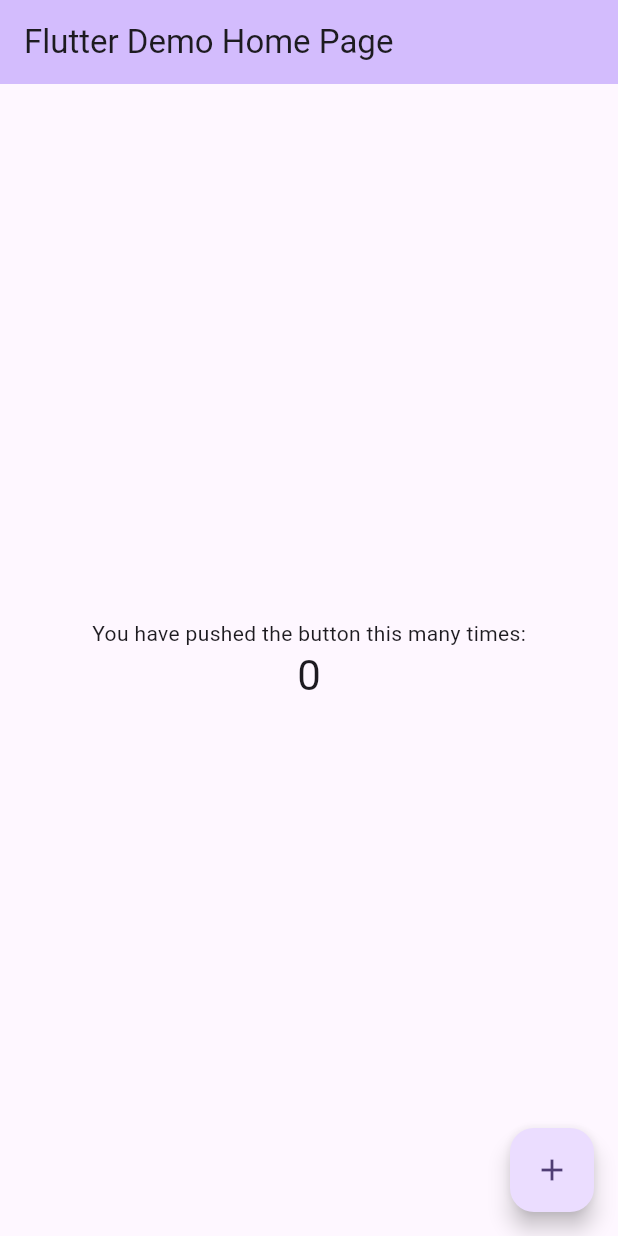
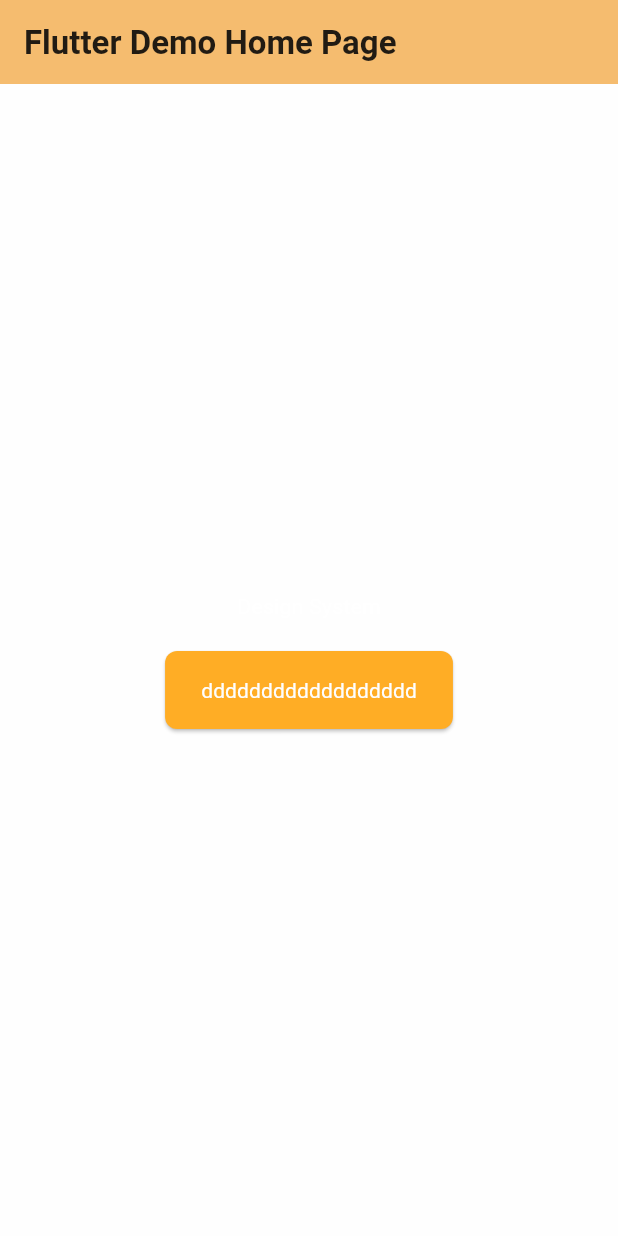
Before and after one commit to aofattaporn/IngreNote, a Flutter app: the screen it shows after launch, on a phone screen of 412 x 824 dp. Run offline on Flutter 3.47's test engine with Material 3 defaults, Android fonts, the phone set to English and light mode, and no system bars.

Commit message:
feat: add base design_system

```diff
--- a/apps/ingre_note_app/lib/main.dart
+++ b/apps/ingre_note_app/lib/main.dart
@@ -1,4 +1,6 @@
 import 'package:flutter/material.dart';
+import 'package:ingre_note_design_system/components/buttons/bw_button.dart';
+import 'package:ingre_note_design_system/theme/app_theme.dart';
 
 void main() {
   runApp(const MyApp());
@@ -12,24 +14,7 @@ class MyApp extends StatelessWidget {
   Widget build(BuildContext context) {
     return MaterialApp(
       title: 'Flutter Demo',
-      theme: ThemeData(
-        // This is the theme of your application.
-        //
-        // TRY THIS: Try running your application with "flutter run". You'll see
-        // the application has a purple toolbar. Then, without quitting the app,
-        // try changing the seedColor in the colorScheme below to Colors.green
-        // and then invoke "hot reload" (save your changes or press the "hot
-        // reload" button in a Flutter-supported IDE, or press "r" if you used
-        // the command line to start the app).
-        //
-        // Notice that the counter didn't reset back to zero; the application
-        // state is not lost during the reload. To reset the state, use hot
-        // restart instead.
-        //
-        // This works for code too, not just values: Most code changes can be
-        // tested with just a hot reload.
-        colorScheme: ColorScheme.fromSeed(seedColor: Colors.deepPurple),
-      ),
+      theme: INTheme.light(),
       home: const MyHomePage(title: 'Flutter Demo Home Page'),
     );
   }
@@ -37,16 +22,6 @@ class MyApp extends StatelessWidget {
 
 class MyHomePage extends StatefulWidget {
   const MyHomePage({super.key, required this.title});
-
-  // This widget is the home page of your application. It is stateful, meaning
-  // that it has a State object (defined below) that contains fields that affect
-  // how it looks.
-
-  // This class is the configuration for the state. It holds the values (in this
-  // case the title) provided by the parent (in this case the App widget) and
-  // used by the build method of the State. Fields in a Widget subclass are
-  // always marked "final".
-
   final String title;
 
   @override
@@ -54,69 +29,23 @@ class MyHomePage extends StatefulWidget {
 }
 
 class _MyHomePageState extends State<MyHomePage> {
-  int _counter = 0;
-
-  void _incrementCounter() {
-    setState(() {
-      // This call to setState tells the Flutter framework that something has
-      // changed in this State, which causes it to rerun the build method below
-      // so that the display can reflect the updated values. If we changed
-      // _counter without calling setState(), then the build method would not be
-      // called again, and so nothing would appear to happen.
-      _counter++;
-    });
-  }
-
   @override
   Widget build(BuildContext context) {
-    // This method is rerun every time setState is called, for instance as done
-    // by the _incrementCounter method above.
-    //
-    // The Flutter framework has been optimized to make rerunning build methods
-    // fast, so that you can just rebuild anything that needs updating rather
-    // than having to individually change instances of widgets.
     return Scaffold(
       appBar: AppBar(
-        // TRY THIS: Try changing the color here to a specific color (to
-        // Colors.amber, perhaps?) and trigger a hot reload to see the AppBar
-        // change color while the other colors stay the same.
         backgroundColor: Theme.of(context).colorScheme.inversePrimary,
-        // Here we take the value from the MyHomePage object that was created by
-        // the App.build method, and use it to set our appbar title.
         title: Text(widget.title),
       ),
       body: Center(
-        // Center is a layout widget. It takes a single child and positions it
-        // in the middle of the parent.
         child: Column(
-          // Column is also a layout widget. It takes a list of children and
-          // arranges them vertically. By default, it sizes itself to fit its
-          // children horizontally, and tries to be as tall as its parent.
-          //
-          // Column has various properties to control how it sizes itself and
-          // how it positions its children. Here we use mainAxisAlignment to
-          // center the children vertically; the main axis here is the vertical
-          // axis because Columns are vertical (the cross axis would be
-          // horizontal).
-          //
-          // TRY THIS: Invoke "debug painting" (choose the "Toggle Debug Paint"
-          // action in the IDE, or press "p" in the console), to see the
-          // wireframe for each widget.
           mainAxisAlignment: MainAxisAlignment.center,
           children: <Widget>[
-            const Text('You have pushed the button this many times:'),
-            Text(
-              '$_counter',
-              style: Theme.of(context).textTheme.headlineMedium,
-            ),
+            const Text('Design System'),
+            const SizedBox(height: 20),
+            INButton(label: "dddddddddddddddddd", onPressed: () {}),
           ],
         ),
       ),
-      floatingActionButton: FloatingActionButton(
-        onPressed: _incrementCounter,
-        tooltip: 'Increment',
-        child: const Icon(Icons.add),
-      ), // This trailing comma makes auto-formatting nicer for build methods.
     );
   }
 }
--- a/packages/ingre_note_design_system/lib/components/buttons/bw_button.dart
+++ b/packages/ingre_note_design_system/lib/components/buttons/bw_button.dart
@@ -0,0 +1,45 @@
+import 'package:flutter/material.dart';
+import 'package:ingre_note_design_system/tokens/colors.dart';
+import 'package:ingre_note_design_system/tokens/typography.dart';
+
+class INButton extends StatelessWidget {
+  const INButton({
+    super.key,
+    required this.label,
+    required this.onPressed,
+    this.isEnabled = true,
+    this.isLoading = false,
+  });
+
+  final String label;
+  final VoidCallback onPressed;
+  final bool isEnabled;
+  final bool isLoading;
+
+  @override
+  Widget build(BuildContext context) {
+    return ElevatedButton(
+      onPressed: isEnabled && !isLoading ? onPressed : null,
+      style: ElevatedButton.styleFrom(
+        backgroundColor: isEnabled ? INColors.primary : INColors.lightGrey,
+        foregroundColor: INColors.white,
+        padding: const EdgeInsets.symmetric(vertical: 16.0, horizontal: 24.0),
+        shape: RoundedRectangleBorder(borderRadius: BorderRadius.circular(8.0)),
+      ),
+      child:
+          isLoading
+              ? const SizedBox(
+                width: 16.0,
+                height: 16.0,
+                child: CircularProgressIndicator(
+                  strokeWidth: 2.0,
+                  valueColor: AlwaysStoppedAnimation<Color>(INColors.white),
+                ),
+              )
+              : Text(
+                label,
+                style: BWTypos.body.copyWith(color: INColors.white),
+              ),
+    );
+  }
+}
--- a/packages/ingre_note_design_system/lib/theme/app_theme.dart
+++ b/packages/ingre_note_design_system/lib/theme/app_theme.dart
@@ -1,37 +1,24 @@
 import 'package:flutter/material.dart';
 import '../tokens/colors.dart';
-import '../tokens/spacing.dart';
 import '../tokens/typography.dart';
 
-class BWTheme {
+class INTheme {
   static ThemeData light() {
     final base = ThemeData.light(useMaterial3: true);
     return base.copyWith(
       colorScheme: ColorScheme.fromSeed(
-        seedColor: BWColors.primary,
-        primary: BWColors.primary,
-        secondary: BWColors.secondary,
-        error: BWColors.error,
-        background: BWColors.neutral10,
+        seedColor: INColors.primary,
+        primary: INColors.primary,
+        error: INColors.red,
+        background: INColors.lightGrey,
       ),
-      scaffoldBackgroundColor: BWColors.neutral10,
+      scaffoldBackgroundColor: INColors.white,
       textTheme: base.textTheme.copyWith(
         titleLarge: BWTypos.title,
         titleMedium: BWTypos.subtitle,
         bodyMedium: BWTypos.body,
         labelLarge: BWTypos.label,
       ),
-      elevatedButtonTheme: ElevatedButtonThemeData(
-        style: ElevatedButton.styleFrom(
-          shape: RoundedRectangleBorder(
-            borderRadius: BorderRadius.circular(14),
-          ),
-          padding: const EdgeInsets.symmetric(
-            horizontal: BWSpace.lg,
-            vertical: BWSpace.sm,
-          ),
-        ),
-      ),
     );
   }
 }
--- a/packages/ingre_note_design_system/lib/tokens/colors.dart
+++ b/packages/ingre_note_design_system/lib/tokens/colors.dart
@@ -1,13 +1,11 @@
 import 'package:flutter/material.dart';
 
-class BWColors {
-  static const primary = Color(0xFF2E7D32);
-  static const primaryVariant = Color(0xFF1B5E20);
-  static const secondary = Color(0xFF1565C0);
-  static const error = Color(0xFFD32F2F);
+class INColors {
+  static const primary = Color.fromARGB(255, 255, 173, 37);
+  static const black = Color.fromARGB(255, 0, 0, 0);
+  static const dark = Color.fromARGB(255, 40, 40, 40);
+  static const lightGrey = Color.fromARGB(255, 240, 239, 246);
+  static const white = Color.fromARGB(255, 254, 254, 254);
 
-  static const neutral0 = Color(0xFFFFFFFF);
-  static const neutral10 = Color(0xFFF7F7F7);
-  static const neutral50 = Color(0xFF9E9E9E);
-  static const neutral90 = Color(0xFF212121);
+  static const red = Color.fromARGB(255, 253, 79, 90);
 }
```
